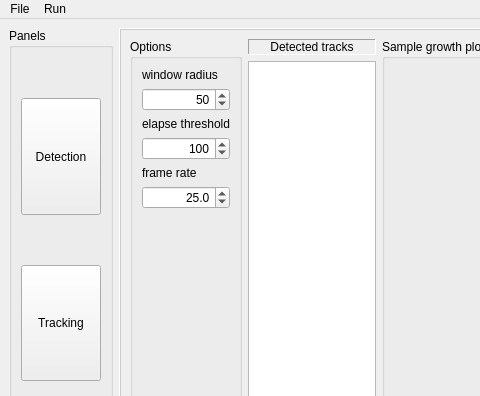
Before: the Qt Designer form crystal_tracer/gui/main.ui in zzhmark/CrystalTracer, drawn with Qt 5; both pictures show x 0 to 480 and y 0 to 396 of the 1425 by 757 pixel window.
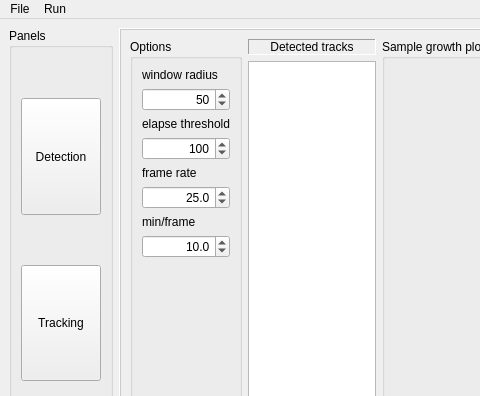
After: the same form once the commit is applied. The open tabs and pages were chosen to show the change.

```diff
--- a/crystal_tracer/gui/main.ui
+++ b/crystal_tracer/gui/main.ui
@@ -1161,6 +1161,35 @@
                  </property>
                 </widget>
                </item>
+               <item>
+                <widget class="QLabel" name="label_32">
+                 <property name="toolTip">
+                  <string>&lt;html&gt;&lt;head/&gt;&lt;body&gt;&lt;p&gt;Set the minute per frame for the plot&lt;/p&gt;&lt;/body&gt;&lt;/html&gt;</string>
+                 </property>
+                 <property name="text">
+                  <string>min/frame</string>
+                 </property>
+                </widget>
+               </item>
+               <item>
+                <widget class="QDoubleSpinBox" name="min_per_frame">
+                 <property name="alignment">
+                  <set>Qt::AlignRight|Qt::AlignTrailing|Qt::AlignVCenter</set>
+                 </property>
+                 <property name="decimals">
+                  <number>1</number>
+                 </property>
+                 <property name="maximum">
+                  <double>1000.000000000000000</double>
+                 </property>
+                 <property name="stepType">
+                  <enum>QAbstractSpinBox::AdaptiveDecimalStepType</enum>
+                 </property>
+                 <property name="value">
+                  <double>10.000000000000000</double>
+                 </property>
+                </widget>
+               </item>
                <item>
                 <spacer name="verticalSpacer_4">
                  <property name="orientation">
```
Left out of the diff: 2 changed lines with no effect on the pictures.
